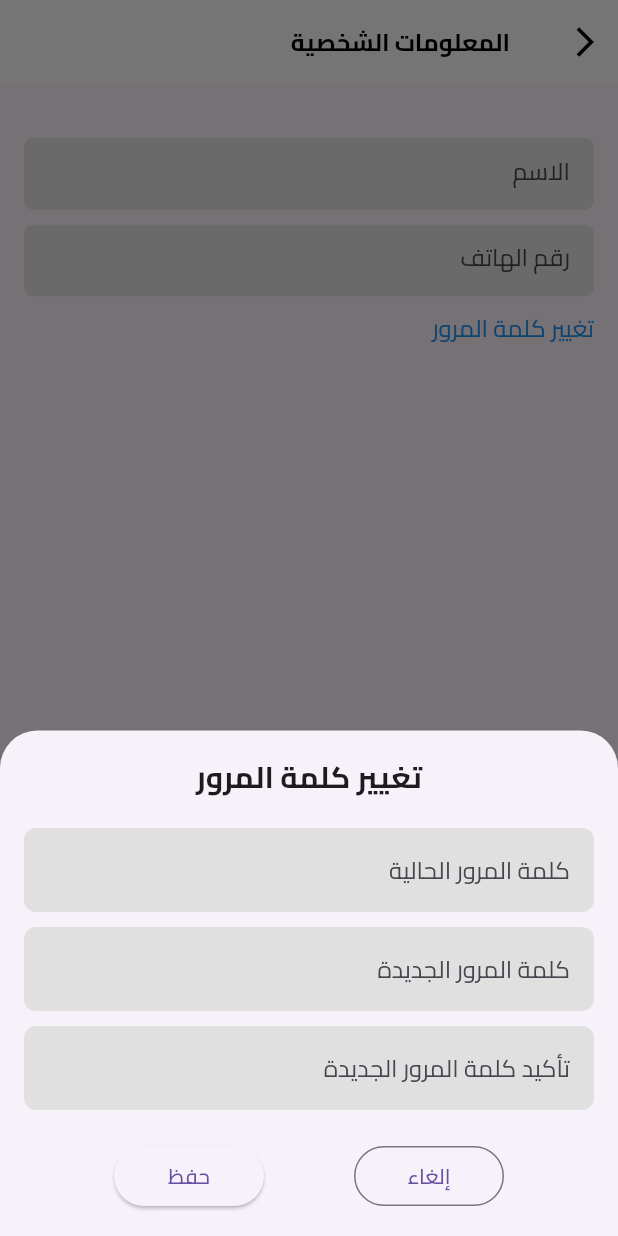
After one commit to karim242/my-pharmacy, a Flutter app: the PersonalInfoView screen opened by its route, after a tap on "تغيير كلمة المرور", on a phone screen of 412 x 824 dp. The commit adds this screen. Run offline on Flutter 3.47's test engine with Material 3 defaults, Android fonts, the phone set to English and light mode, and no system bars; our stand-ins replace flutter_screenutil, flutter_svg, font_awesome_flutter, go_router.

```diff
--- a/lib/core/utils/app_router.dart
+++ b/lib/core/utils/app_router.dart
@@ -10,6 +10,7 @@ import 'package:my_pharmacy/features/home/presentation/view/chatting_view.dart';
 import 'package:my_pharmacy/features/home/presentation/view/nearest_pharmacy_view.dart';
 import 'package:my_pharmacy/features/home/presentation/view/offer_view.dart';
 import 'package:my_pharmacy/features/home/presentation/view/payment_view.dart';
+import 'package:my_pharmacy/features/home/presentation/view/personal_info_view.dart';
 import 'package:my_pharmacy/features/home/presentation/view/pharmacy_details_view.dart';
 import 'package:my_pharmacy/features/home/presentation/view/root_view.dart';
 import 'package:my_pharmacy/features/splash/view/splash_view.dart';
@@ -29,6 +30,8 @@ abstract class AppRouter {
   static const String kPharmacyDetailsView = '/pharmacyDetailsView';
   static const String kChattingView = '/ChattingView';
   static const String kPaymentView = '/PaymentView';
+
+  static const String kPersonalInfoView = '/PersonalInfoView';
 
 
 
@@ -93,5 +96,10 @@ abstract class AppRouter {
       path: kPaymentView,
       builder: (context, state) => const PaymentView()
     ),
+
+     GoRoute(
+      path: kPersonalInfoView,
+      builder: (context, state) => const PersonalInfoView()
+    ),
   ]);
 }
--- a/lib/core/utils/app_strings.dart
+++ b/lib/core/utils/app_strings.dart
@@ -17,4 +17,7 @@ class AppStrings{
   static const String kCity = ' المدينة';
   static const String kPaymentInRecive = 'الدفع عند الاستلام';
   static const String kPaymentByVisa = 'الدفع بالفيزا';
+  static const String kSetting ='الإعدادات';
+
+  static const String kPersonalInfoView = 'المعلومات الشخصية';
 }
--- a/lib/features/home/presentation/view/category_details_view.dart
+++ b/lib/features/home/presentation/view/category_details_view.dart
@@ -94,7 +94,7 @@ class CategoryDetailsView extends StatelessWidget {
                     mainAxisAlignment: MainAxisAlignment.spaceBetween,
                     crossAxisAlignment: CrossAxisAlignment.start,
                     children: [
-                      AddToCartBtn(width: 143,height: 34,),
+                      AddToCartBtn(width: 136,height: 34,),
                       CallUsBtn()
 
                     ],
--- a/lib/features/home/presentation/view/home_view.dart
+++ b/lib/features/home/presentation/view/home_view.dart
@@ -15,7 +15,7 @@ class HomeView extends StatelessWidget {
   Widget build(BuildContext context) {
     return Scaffold(
       body: Padding(
-        padding:  EdgeInsets.only(right: 38.0.w,left: 38.0.w,top: 70.0.h),
+        padding:  EdgeInsets.only(right: 20.0.w,left: 20.0.w,top: 70.0.h),
         child: SingleChildScrollView(
           child: Column(
             children: [
--- /dev/null
+++ b/lib/features/home/presentation/view/personal_info_view.dart
@@ -0,0 +1,61 @@
+import 'package:flutter/material.dart';
+import 'package:my_pharmacy/core/utils/app_strings.dart';
+import 'package:my_pharmacy/core/widget/custom_title.dart';
+import 'package:my_pharmacy/features/home/presentation/widgets/change_password_sheet.dart';
+import 'package:my_pharmacy/features/home/presentation/widgets/payment_textfield.dart';
+
+class PersonalInfoView extends StatelessWidget {
+  const PersonalInfoView({super.key});
+
+  @override
+  Widget build(BuildContext context) {
+    return Scaffold(
+      appBar: AppBar(
+        title: const TitleText(
+          title: AppStrings.kPersonalInfoView,
+        ),
+        backgroundColor: Colors.white,
+        elevation: 0,
+
+        leading: GestureDetector(
+            onTap: () {
+              Navigator.pop(context);
+            },
+            child: const Icon(Icons.arrow_back_ios, color: Colors.black)),
+        //actions: [
+        //    Icon(Icons.more_vert, color: Colors.black),
+        //  ],
+      ),
+      body: Padding(
+        padding: const EdgeInsets.all(16.0),
+        child: Column(
+          crossAxisAlignment: CrossAxisAlignment.start,
+          children: [
+            const SizedBox(height: 20),
+            const PaymentTextField(hintText: AppStrings.kName),
+            const SizedBox(height: 10),
+            const PaymentTextField(hintText: AppStrings.kPhone),
+            const SizedBox(height: 10),
+            GestureDetector(
+              onTap: () {
+                showModalBottomSheet(
+                  context: context,
+                  shape: const RoundedRectangleBorder(
+                    borderRadius:
+                        BorderRadius.vertical(top: Radius.circular(25.0)),
+                  ),
+                  builder: (context) => ChangePasswordSheet(),
+                );
+              },
+              child: const Text(
+                'تغيير كلمة المرور',
+                style: TextStyle(color: Colors.blue, fontSize: 16),
+                textAlign: TextAlign.right,
+              ),
+            ),
+          ],
+        ),
+      ),
+    );
+  }
+}
--- a/lib/features/home/presentation/view/pharmacy_details_view.dart
+++ b/lib/features/home/presentation/view/pharmacy_details_view.dart
@@ -56,7 +56,7 @@ class PharmacyDetailsView extends StatelessWidget {
                 crossAxisAlignment: CrossAxisAlignment.start,
                 children: [
                   AddToCartBtn(
-                    width: 143,
+                    width: 136,
                     height: 34,
                   ),
                   CallUsBtn()
--- /dev/null
+++ b/lib/features/home/presentation/widgets/change_password_sheet.dart
@@ -0,0 +1,81 @@
+import 'package:flutter/material.dart';
+
+class ChangePasswordSheet extends StatelessWidget {
+  @override
+  Widget build(BuildContext context) {
+    return Padding(
+      padding: const EdgeInsets.all(16.0),
+      child: Column(
+        mainAxisSize: MainAxisSize.min,
+        crossAxisAlignment: CrossAxisAlignment.center,
+        children: [
+          Text(
+            'تغيير كلمة المرور',
+            style: TextStyle(fontSize: 20, fontWeight: FontWeight.bold),
+          ),
+          SizedBox(height: 20),
+          TextField(
+            obscureText: true,
+            decoration: InputDecoration(
+              hintText: 'كلمة المرور الحالية',
+              filled: true,
+              fillColor: Colors.grey[300],
+              border: OutlineInputBorder(
+                borderRadius: BorderRadius.circular(8),
+                borderSide: BorderSide.none,
+              ),
+            ),
+          ),
+          SizedBox(height: 10),
+          TextField(
+            obscureText: true,
+            decoration: InputDecoration(
+              hintText: 'كلمة المرور الجديدة',
+              filled: true,
+              fillColor: Colors.grey[300],
+              border: OutlineInputBorder(
+                borderRadius: BorderRadius.circular(8),
+                borderSide: BorderSide.none,
+              ),
+            ),
+          ),
+          SizedBox(height: 10),
+          TextField(
+            obscureText: true,
+            decoration: InputDecoration(
+              hintText: 'تأكيد كلمة المرور الجديدة',
+              filled: true,
+              fillColor: Colors.grey[300],
+              border: OutlineInputBorder(
+                borderRadius: BorderRadius.circular(8),
+                borderSide: BorderSide.none,
+              ),
+            ),
+          ),
+          SizedBox(height: 20),
+          Row(
+            mainAxisAlignment: MainAxisAlignment.spaceEvenly,
+            children: [
+              OutlinedButton(
+                onPressed: () {
+                  Navigator.pop(context);
+                },
+                style: OutlinedButton.styleFrom(
+                  minimumSize: Size(100, 40),
+                ),
+                child: Text('إلغاء'),
+              ),
+              ElevatedButton(
+                onPressed: () {},
+                style: ElevatedButton.styleFrom(
+                  minimumSize: Size(100, 40),
+                ),
+                child: Text('حفظ'),
+              ),
+            ],
+          ),
+        ],
+      ),
+    );
+  }
+}
```
Also changed, not shown: lib/features/home/presentation/view/cart_view.dart (+15 -8 lines), lib/features/home/presentation/view/conversation_view.dart (+12 -14 lines), lib/features/home/presentation/view/setting_view.dart (+81 -2 lines).
